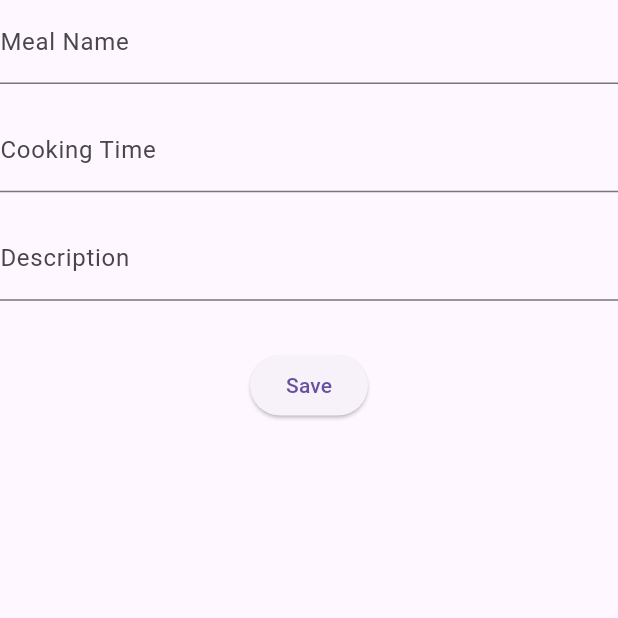
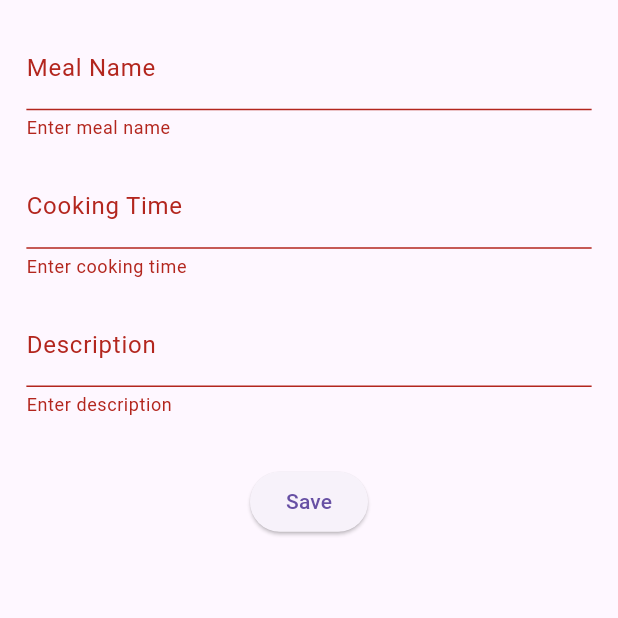
Before and after one commit to ahmedemad1542/Meal_Mate-App, a Flutter app: the AddMealScreen screen opened by its route, after a tap on "Save", on a phone screen of 412 x 824 dp, the top half of it. Run offline on Flutter 3.47's test engine with Material 3 defaults, Android fonts, the light colour scheme and no system bars; our stand-ins replace dartz, dio, dots_indicator, flutter_bloc, flutter_screenutil, flutter_svg and 5 more; accounts and stored records are empty.

Commit message:
fix hive storage, seperate meals repo to local and online

```diff
--- a/lib/core/model/meal_model.dart
+++ b/lib/core/model/meal_model.dart
@@ -1,35 +1,46 @@
-class MealModel {
-  final int? id;
+import 'package:hive/hive.dart';
+part 'meal_model.g.dart';
+
+@HiveType(typeId: 0)
+class MealModel extends HiveObject {
+  @HiveField(0)
   final String name;
+
+  @HiveField(1)
   final int cookingTime;
+
+  @HiveField(2)
   final String describtion;
+
+  @HiveField(3)
   final String? imagePath;
 
+  @HiveField(4)
+  int? id;
+
   MealModel({
-    this.id,
     required this.name,
     required this.cookingTime,
     required this.describtion,
-    this.imagePath
+    this.imagePath,
+    this.id,
   });
-
-  Map<String, dynamic> toMap() {
+    Map<String, dynamic> toMap() {
     return {
-      'id': id,
       'name': name,
       'cookingTime': cookingTime,
       'describtion': describtion,
-      'imagePath' : imagePath,
+      'imagePath': imagePath,
+      'id': id,
     };
   }
-
   factory MealModel.fromMap(Map<String, dynamic> map) {
     return MealModel(
-      id: map['id'],
       name: map['name'],
       cookingTime: map['cookingTime'],
       describtion: map['describtion'],
-      imagePath :  map['imagePath']
+      imagePath: map['imagePath'],
+      id: map['id'],
     );
   }
 }
--- a/lib/core/routing/router_generation_config.dart
+++ b/lib/core/routing/router_generation_config.dart
@@ -1,9 +1,13 @@
+import 'package:flutter_bloc/flutter_bloc.dart';
 import 'package:go_router/go_router.dart';
 import 'package:meal_mate/core/routing/app_routes.dart';
 import 'package:meal_mate/features/home_screen/base_screen.dart';
-import 'package:meal_mate/features/add_meal/view/add_meal_screen.dart';
+import 'package:meal_mate/features/meals/add_meal/manager/cubit/add_meal_cubit.dart';
+import 'package:meal_mate/features/meals/add_meal/view/add_meal_screen.dart';
+import 'package:meal_mate/features/meals/data/repo/local_meals_repo.dart';
 import 'package:meal_mate/features/onBoarding/view/on_boarding.dart';
 import 'package:meal_mate/features/splash_screen/splash_screen.dart';
+import 'package:path/path.dart';
 
 class RouterGenerationConfig {
   static GoRouter goRouter = GoRouter(
@@ -30,7 +34,12 @@ class RouterGenerationConfig {
       GoRoute(
         path: AppRoutes.addMeal,
         name: AppRoutes.addMeal,
-        builder: (context, state) => const AddMealScreen(),
+        builder: (context, state) {
+          return BlocProvider(
+            create: (context) => AddMealCubit(LocalMealsRepo()),
+            child: AddMealScreen(),
+          );
+        },
       ),
     ],
   );
--- a/lib/core/widgets/meal_card.dart
+++ b/lib/core/widgets/meal_card.dart
@@ -4,9 +4,12 @@ import 'package:flutter_svg/svg.dart';
 import 'package:meal_mate/core/theming/app_assets.dart';
 import 'package:meal_mate/core/theming/app_colors.dart';
 import 'package:meal_mate/core/theming/text_style.dart';
+import 'package:meal_mate/core/model/meal_model.dart';
 
 class MealCard extends StatelessWidget {
-  const MealCard({super.key});
+  final MealModel meal;
+
+  const MealCard({super.key, required this.meal});
 
   @override
   Widget build(BuildContext context) {
@@ -19,7 +22,7 @@ class MealCard extends StatelessWidget {
         boxShadow: [
           BoxShadow(
             color: AppColors.black.withOpacity(0.04),
-            offset: Offset(6, 6),
+            offset: const Offset(6, 6),
             blurRadius: 69,
           ),
         ],
@@ -34,13 +37,14 @@ class MealCard extends StatelessWidget {
               decoration: BoxDecoration(
                 borderRadius: BorderRadius.circular(6.r),
                 image: DecorationImage(
-                  image: AssetImage(AppAssets.on3),
+
+                  image: const AssetImage(AppAssets.on3),
                   fit: BoxFit.cover,
                 ),
               ),
             ),
           ),
-          Text('Pasta', style: TextStyles.addMealDeatails),
+          Text(meal.name, style: TextStyles.addMealDeatails),
           Padding(
             padding: const EdgeInsets.all(8.0),
             child: Row(
@@ -50,14 +54,14 @@ class MealCard extends StatelessWidget {
                   children: [
                     SvgPicture.asset(AppAssets.star),
                     SizedBox(width: 5.w),
-                    Text('4.9'),
+                    const Text('4.9'),
                   ],
                 ),
                 Row(
                   children: [
                     SvgPicture.asset(AppAssets.clock),
                     SizedBox(width: 5.w),
-                    Text('20-30'),
+                    Text("${meal.cookingTime} min"),
                   ],
                 ),
               ],
--- a/lib/features/add_meal/view/add_meal_screen.dart
+++ /dev/null
@@ -1,50 +0,0 @@
-import 'dart:nativewrappers/_internal/vm/lib/ffi_patch.dart';
-
-import 'package:flutter/material.dart';
-import 'package:flutter_screenutil/flutter_screenutil.dart';
-import 'package:go_router/go_router.dart';
-
-class AddMealScreen extends StatelessWidget {
-  final _formKey = GlobalKey<FormState>();
-  final TextEditingController _mealNameController = TextEditingController();
-  final TextEditingController _cookingTimeController = TextEditingController();
-  final TextEditingController _descriptionController = TextEditingController();
-   AddMealScreen({super.key});
-
-  @override
-  Widget build(BuildContext context) {
-    return Scaffold(
-      body: Form(
-        key: _formKey,
-        child: Column(
-          children: [
-            TextFormField(
-              controller: _mealNameController,
-              decoration: const InputDecoration(labelText: 'Meal Name'),
-            ),
-              SizedBox(height: 16.h),
-            TextFormField(
-              controller: _cookingTimeController,
-              decoration: const InputDecoration(labelText: 'Cooking Time'),
-            ),
-              SizedBox(height: 16.h),
-            TextFormField(
-              controller: _descriptionController,
-              decoration: const InputDecoration(labelText: 'Description'),
-            ),
-              SizedBox(height: 32.h),
-            ElevatedButton(
-              onPressed: () {
-                if (_formKey.currentState!.validate()) {
-                  GoRouter.of(context).pop();
-                  // Process data.
-                }
-              },
-              child: const Text('Save'),
-            ),
-          ],
-        ),
-      ),
-    );
-  }
-}
--- a/lib/features/home_screen/base_screen.dart
+++ b/lib/features/home_screen/base_screen.dart
@@ -1,6 +1,6 @@
 import 'package:flutter/material.dart';
 import 'package:meal_mate/core/theming/app_colors.dart';
-import 'package:meal_mate/features/add_meal/view/add_meal_screen.dart';
+import 'package:meal_mate/features/meals/add_meal/view/add_meal_screen.dart';
 import 'package:meal_mate/features/home_screen/custom_navigaton_bar/model/bottom_nav_items.dart';
 import 'package:meal_mate/features/home_screen/home_screen.dart';
 import 'package:meal_mate/features/home_screen/widgets/custom_nav_bar.dart';
--- /dev/null
+++ b/lib/features/meals/add_meal/manager/cubit/add_meal_cubit.dart
@@ -0,0 +1,20 @@
+import 'package:flutter_bloc/flutter_bloc.dart';
+import 'package:meal_mate/core/model/meal_model.dart';
+import 'package:meal_mate/features/meals/data/repo/local_meals_repo.dart';
+import 'package:meal_mate/features/meals/add_meal/manager/cubit/add_meal_states.dart';
+
+class AddMealCubit extends Cubit<AddMealState> {
+  final LocalMealsRepo localMealsRepo;
+
+  AddMealCubit(this.localMealsRepo) : super(AddMealInitialState());
+
+  Future<void> addMeal(MealModel meal) async {
+    emit(AddMealLoadingState());
+    try {
+      await localMealsRepo.addMeal(meal);
+      emit(AddMealSuccessState("Meal added successfully"));
+    } catch (e) {
+      emit(AddMealErrorState("Failed to add meal: ${e.toString()}"));
+    }
+  }
+}
--- /dev/null
+++ b/lib/features/meals/add_meal/manager/cubit/add_meal_states.dart
@@ -0,0 +1,17 @@
+import 'package:meal_mate/core/model/meal_model.dart';
+
+abstract class AddMealState {}
+
+class AddMealInitialState extends AddMealState {}
+
+class AddMealLoadingState extends AddMealState {}
+
+class AddMealSuccessState extends AddMealState {
+  final String message;
+  AddMealSuccessState(this.message);
+}
+
+class AddMealErrorState extends AddMealState {
+  final String error;
+  AddMealErrorState(this.error);
+}
--- /dev/null
+++ b/lib/features/meals/add_meal/view/add_meal_screen.dart
@@ -0,0 +1,86 @@
+import 'package:flutter/material.dart';
+import 'package:flutter_bloc/flutter_bloc.dart';
+import 'package:flutter_screenutil/flutter_screenutil.dart';
+import 'package:go_router/go_router.dart';
+import 'package:meal_mate/core/model/meal_model.dart';
+import 'package:meal_mate/features/meals/add_meal/manager/cubit/add_meal_cubit.dart';
+import 'package:meal_mate/features/meals/add_meal/manager/cubit/add_meal_states.dart';
+
+class AddMealScreen extends StatelessWidget {
+  final _formKey = GlobalKey<FormState>();
+  final TextEditingController _mealNameController = TextEditingController();
+  final TextEditingController _cookingTimeController = TextEditingController();
+  final TextEditingController _descriptionController = TextEditingController();
+
+  AddMealScreen({super.key});
+
+  @override
+  Widget build(BuildContext context) {
+    return Scaffold(
+      body: BlocConsumer<AddMealCubit, AddMealState>(
+        listener: (context, state) {
+          if (state is AddMealSuccessState) {
+            ScaffoldMessenger.of(context).showSnackBar(
+              SnackBar(content: Text(state.message)),
+            );
+            GoRouter.of(context).pop(); // يرجع بعد الحفظ
+          } else if (state is AddMealErrorState) {
+            ScaffoldMessenger.of(context).showSnackBar(
+              SnackBar(content: Text(state.error)),
+            );
+          }
+        },
+        builder: (context, state) {
+          return Form(
+            key: _formKey,
+            child: Padding(
+              padding: EdgeInsets.all(16.w),
+              child: Column(
+                children: [
+                  TextFormField(
+                    controller: _mealNameController,
+                    decoration: const InputDecoration(labelText: 'Meal Name'),
+                    validator: (value) =>
+                        value == null || value.isEmpty ? "Enter meal name" : null,
+                  ),
+                  SizedBox(height: 16.h),
+                  TextFormField(
+                    controller: _cookingTimeController,
+                    decoration: const InputDecoration(labelText: 'Cooking Time'),
+                    validator: (value) =>
+                        value == null || value.isEmpty ? "Enter cooking time" : null,
+                  ),
+                  SizedBox(height: 16.h),
+                  TextFormField(
+                    controller: _descriptionController,
+                    decoration: const InputDecoration(labelText: 'Description'),
+                    validator: (value) =>
+                        value == null || value.isEmpty ? "Enter description" : null,
+                  ),
+                  SizedBox(height: 32.h),
+                  state is AddMealLoadingState
+                      ? const CircularProgressIndicator()
+                      : ElevatedButton(
+                          onPressed: () {
+                            if (_formKey.currentState!.validate()) {
+                              final meal = MealModel(
+                                name: _mealNameController.text,
+                                cookingTime:
+                                    int.parse(_cookingTimeController.text),
+                                describtion: _descriptionController.text,
+                              );
+
+                              context.read<AddMealCubit>().addMeal(meal);
+                            }
+                          },
+                          child: const Text('Save'),
+                        ),
+                ],
+              ),
+            ),
+          );
+        },
+      ),
+    );
+  }
+}
--- /dev/null
+++ b/lib/features/meals/data/repo/local_meals_repo.dart
@@ -0,0 +1,36 @@
+
+
+import 'package:hive_flutter/hive_flutter.dart';
+import 'package:meal_mate/core/model/meal_model.dart';
+
+class LocalMealsRepo {
+  final Box<MealModel> _box = Hive.box<MealModel>('meals');
+
+  // add meal
+  Future<void> addMeal(MealModel meal) async => await _box.add(meal);
+
+  // get all meals
+  List<MealModel> getLocalMeals() => _box.values.toList();
+
+  // update meal
+  Future<void> updateMeal(MealModel meal) async => await meal.save();
+
+  // delete meal
+  Future<void> deleteMeal(MealModel meal) async => await meal.delete();
+
+  // get meal by key
+  MealModel? getMeal(int key) => _box.get(key);
+
+  // delete meal by key
+  Future<void> deleteMealByKey(int key) async => await _box.delete(key);
+
+  // update meal by key
+  Future<void> updateMealByKey(int key, MealModel meal) async =>
+      await _box.put(key, meal);
+
+  // clear all meals
+  Future<void> clearAllMeals() async => await _box.clear();
+
+  // get meals count
+  int get mealsCount => _box.length;
+}
```
Also changed, not shown: lib/features/add_meal/data/repo/add_meal_repo.dart (deleted, +0 -12 lines), lib/features/add_meal/manager/cubit/add_meal_cubit.dart (deleted, +0 -32 lines), lib/features/add_meal/manager/cubit/add_meal_states.dart (deleted, +0 -16 lines), lib/features/home_page/home_page.dart (deleted, +0 -47 lines), lib/features/home_screen/widgets/gridview_mealcard.dart (+20 -3 lines), lib/features/meals/data/repo/remote_meals_repo.dart (added, +23 -0 lines), lib/main.dart (+24 -6 lines), pubspec.yaml (+16 -26 lines), lib/core/model/meal_model.g.dart (added), lib/features/home_screen/widgets/meal_card.dart (renamed from lib/features/home_page/widgets/meal_card.dart), lib/features/meals/add_meal/view/widgets/custom_textform.dart (renamed from lib/features/add_meal/view/widgets/custom_textform.dart), pubspec.lock.
